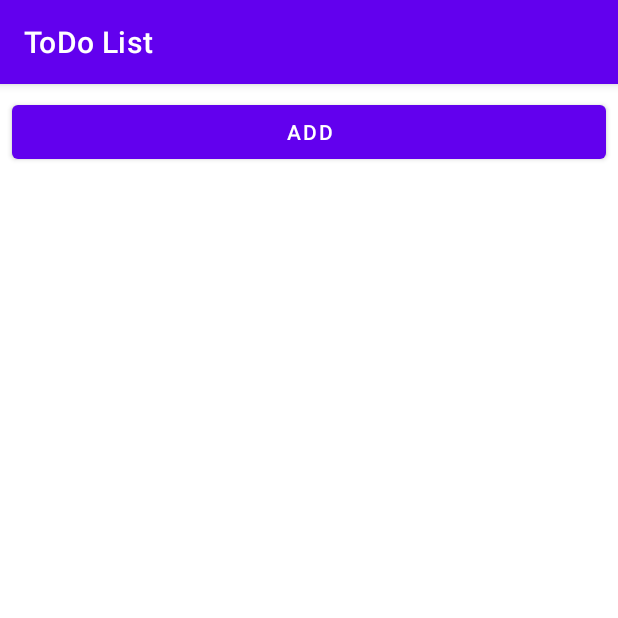
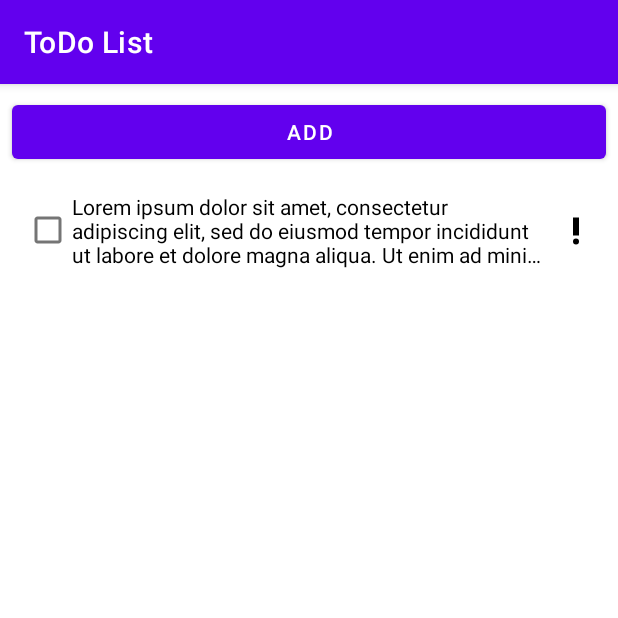
Before and after one commit to humolang/android-todo-list, an Android app: the screen it shows after launch (MainActivity), after a tap on "ADD", on a phone screen of 412 x 824 dp, the top half of it. Run offline under Robolectric (Android 15) with nearby library versions, the phone set to English and light mode, and no system bars; our stand-ins replace Room's generated code.

Commit message:
Observable todoItems list

```diff
--- a/app/build.gradle
+++ b/app/build.gradle
@@ -1,6 +1,7 @@
 plugins {
     id 'com.android.application'
     id 'org.jetbrains.kotlin.android'
+    id 'kotlin-kapt'
 }
 
 android {
@@ -45,7 +46,7 @@ dependencies {
     implementation 'org.jetbrains.kotlinx:kotlinx-coroutines-android:1.6.1'
     implementation 'androidx.room:room-runtime:2.4.3'
     implementation 'androidx.room:room-ktx:2.4.3'
-    annotationProcessor 'androidx.room:room-compiler:2.4.3'
+    kapt 'androidx.room:room-compiler:2.4.3'
 
     testImplementation 'junit:junit:4.13.2'
     androidTestImplementation 'androidx.test.ext:junit:1.1.3'
--- a/app/src/main/AndroidManifest.xml
+++ b/app/src/main/AndroidManifest.xml
@@ -1,9 +1,11 @@
 <?xml version="1.0" encoding="utf-8"?>
-<manifest xmlns:android="http://schemas.android.com/apk/res/android"
+<manifest
+    xmlns:android="http://schemas.android.com/apk/res/android"
     xmlns:tools="http://schemas.android.com/tools"
     package="com.coriolang.todolist">
 
     <application
+        android:name="com.coriolang.todolist.TodoApplication"
         android:allowBackup="true"
         android:dataExtractionRules="@xml/data_extraction_rules"
         android:fullBackupContent="@xml/backup_rules"
@@ -14,7 +16,7 @@
         android:theme="@style/Theme.ToDoList"
         tools:targetApi="31">
         <activity
-            android:name=".MainActivity"
+            android:name="com.coriolang.todolist.MainActivity"
             android:exported="true">
             <intent-filter>
                 <action android:name="android.intent.action.MAIN" />
--- a/app/src/main/java/com/coriolang/todolist/MainActivity.kt
+++ b/app/src/main/java/com/coriolang/todolist/MainActivity.kt
@@ -1,5 +1,12 @@
 package com.coriolang.todolist
 
+import android.os.Bundle
 import androidx.appcompat.app.AppCompatActivity
 
-class MainActivity : AppCompatActivity(R.layout.activity_main)
+class MainActivity : AppCompatActivity() {
+
+    override fun onCreate(savedInstanceState: Bundle?) {
+        super.onCreate(savedInstanceState)
+        setContentView(R.layout.activity_main)
+    }
+}
--- /dev/null
+++ b/app/src/main/java/com/coriolang/todolist/TodoApplication.kt
@@ -0,0 +1,9 @@
+package com.coriolang.todolist
+
+import android.app.Application
+import com.coriolang.todolist.data.TodoDatabase
+
+class TodoApplication : Application() {
+
+    val database: TodoDatabase by lazy { TodoDatabase.getDatabase(this) }
+}
--- a/app/src/main/java/com/coriolang/todolist/data/TodoDatabase.kt
+++ b/app/src/main/java/com/coriolang/todolist/data/TodoDatabase.kt
@@ -4,8 +4,10 @@ import android.content.Context
 import androidx.room.Database
 import androidx.room.Room
 import androidx.room.RoomDatabase
+import com.coriolang.todolist.data.todoItem.TodoItem
+import com.coriolang.todolist.data.todoItem.TodoItemDao
 
-@Database(entities = [TodoItem::class], version = 1)
+@Database(entities = arrayOf(TodoItem::class), version = 1, exportSchema = false)
 abstract class TodoDatabase : RoomDatabase() {
 
     abstract fun todoItemDao(): TodoItemDao
@@ -16,16 +18,33 @@ abstract class TodoDatabase : RoomDatabase() {
         private var INSTANCE: TodoDatabase? = null
 
         fun getDatabase(context: Context): TodoDatabase {
-            return INSTANCE ?: synchronized(this) {
-                val instance = Room.databaseBuilder(
-                    context,
-                    TodoDatabase::class.java,
-                    "todo_database")
-                    .build()
-                INSTANCE = instance
+            synchronized(this) {
+                var instance = INSTANCE
 
-                instance
+                if (instance == null) {
+                    instance = Room.databaseBuilder(
+                        context.applicationContext,
+                        TodoDatabase::class.java,
+                        "todo_database")
+                        .fallbackToDestructiveMigration()
+                        .build()
+                    INSTANCE = instance
+                }
+
+                return instance
             }
+
+//            return INSTANCE ?: synchronized(this) {
+//                val instance = Room.databaseBuilder(
+//                    context,
+//                    TodoDatabase::class.java,
+//                    "todo_database")
+//                    .fallbackToDestructiveMigration()
+//                    .build()
+//                INSTANCE = instance
+//
+//                instance
+//            }
         }
     }
 }
--- a/app/src/main/java/com/coriolang/todolist/data/TodoItemsRepository.kt
+++ /dev/null
@@ -1,42 +0,0 @@
-package com.coriolang.todolist.data
-
-import java.util.*
-
-class TodoItemsRepository {
-
-    private val _todoItems = mutableListOf<TodoItem>(
-        TodoItem("1", "text1", Importance.NORMAL, 0L, true, Date().time, 0L),
-        TodoItem("2",
-            "hey text2text2 text2text2 text2text2 text2text2 text2text2 text2text2 text2text2" +
-                    " text2text2 text2text2 text2text2 text2text2 text2text2 text2text2 text2text2" +
-                    " text2text2 text2text2 text2text2 text2text2 text2text2 text2text2 text2text2" +
-                    " text2text2 text2text2 text2text2 text2text2 text2text2 text2text2 text2text2" +
-                    " text2text2 text2text2 text2text2 text2text2 text2text2 text2text2 text2text2" +
-                    " text2text2 text2text2 text2text2 text2text2 text2text2 text2text2 text2text2",
-            Importance.NORMAL, 0L, false, Date().time, 0L),
-        TodoItem("3", "text3", Importance.LOW, 0L, true, Date().time, 0L),
-        TodoItem("4", "text4", Importance.LOW, 0L, true, Date().time, 0L),
-        TodoItem("5", "text5", Importance.HIGH, 0L, true, Date().time, 0L),
-        TodoItem("6", "text6", Importance.HIGH, 0L, false, Date().time, 0L),
-        TodoItem("7", "text7", Importance.HIGH, 0L, false, Date().time, 0L),
-        TodoItem("8", "text8", Importance.NORMAL, 0L, false, Date().time, 0L),
-        TodoItem("9", "text9", Importance.NORMAL, 0L, true, Date().time, 0L),
-        TodoItem("10", "text10", Importance.LOW, 0L, false, Date().time, 0L),
-        TodoItem("11", "text11", Importance.LOW, 0L, true, Date().time, 0L),
-        TodoItem("12", "text12", Importance.NORMAL, 0L, false, Date().time, 0L),
-        TodoItem("13", "text13", Importance.HIGH, 0L, true, Date().time, 0L),
-        TodoItem("14", "text14", Importance.HIGH, 0L, false, Date().time, 0L),
-        TodoItem("15", "text15", Importance.NORMAL, 0L, false, Date().time, 0L),
-        TodoItem("16", "text16", Importance.LOW, 0L, true, Date().time, 0L),
-        TodoItem("17", "text17", Importance.LOW, 0L, true, Date().time, 0L),
-        TodoItem("18", "text18", Importance.NORMAL, 0L, true, Date().time, 0L),
-        TodoItem("19", "text19", Importance.HIGH, 0L, true, Date().time, 0L),
-        TodoItem("20", "text20", Importance.NORMAL, 0L, false, Date().time, 0L),
-    )
-    val todoItems: List<TodoItem>
-        get() = _todoItems
-
-    fun addItem(todoItem: TodoItem) {
-        _todoItems.add(todoItem)
-    }
-}
--- a/app/src/main/java/com/coriolang/todolist/data/Importance.kt
+++ b/app/src/main/java/com/coriolang/todolist/data/todoItem/Importance.kt
@@ -1,4 +1,4 @@
-package com.coriolang.todolist.data
+package com.coriolang.todolist.data.todoItem
 
 enum class Importance {
 
--- /dev/null
+++ b/app/src/main/java/com/coriolang/todolist/data/todoItem/TodoItem.kt
@@ -0,0 +1,17 @@
+package com.coriolang.todolist.data.todoItem
+
+import androidx.annotation.NonNull
+import androidx.room.ColumnInfo
+import androidx.room.Entity
+import androidx.room.PrimaryKey
+
+@Entity(tableName = "todo_items")
+data class TodoItem(
+    @PrimaryKey(autoGenerate = true) val id: Int = 0,
+    @NonNull val text: String,
+    @NonNull val importance: Importance,
+    @NonNull @ColumnInfo(name = "is_completed") val isCompleted: Boolean,
+    @NonNull @ColumnInfo(name = "creation_date") val creationDate: Long = System.currentTimeMillis(),
+    @ColumnInfo(name = "deadline_date") val deadlineDate: Long = 0L,
+    @ColumnInfo(name = "modification_date") val modificationDate: Long = 0L
+)
--- /dev/null
+++ b/app/src/main/java/com/coriolang/todolist/data/todoItem/TodoItemDao.kt
@@ -0,0 +1,14 @@
+package com.coriolang.todolist.data.todoItem
+
+import androidx.room.*
+import kotlinx.coroutines.flow.Flow
+
+@Dao
+interface TodoItemDao {
+
+    @Insert(onConflict = OnConflictStrategy.REPLACE)
+    suspend fun insert(vararg todoItems: TodoItem)
+
+    @Query("select * from todo_items order by creation_date asc")
+    fun findAll(): Flow<List<TodoItem>>
+}
--- a/app/src/main/java/com/coriolang/todolist/ui/TodoListAdapter.kt
+++ b/app/src/main/java/com/coriolang/todolist/ui/TodoListAdapter.kt
@@ -7,8 +7,8 @@ import androidx.recyclerview.widget.ListAdapter
 import androidx.recyclerview.widget.RecyclerView
 import com.coriolang.todolist.R
 import com.coriolang.todolist.databinding.ItemTodoBinding
-import com.coriolang.todolist.data.Importance
-import com.coriolang.todolist.data.TodoItem
+import com.coriolang.todolist.data.todoItem.Importance
+import com.coriolang.todolist.data.todoItem.TodoItem
 
 class TodoListAdapter :
     ListAdapter<TodoItem, TodoListAdapter.TodoItemViewHolder>(DiffCallback) {
--- a/app/src/main/java/com/coriolang/todolist/ui/TodoListFragment.kt
+++ b/app/src/main/java/com/coriolang/todolist/ui/TodoListFragment.kt
@@ -5,13 +5,15 @@ import androidx.fragment.app.Fragment
 import android.view.LayoutInflater
 import android.view.View
 import android.view.ViewGroup
+import androidx.fragment.app.activityViewModels
+import androidx.lifecycle.lifecycleScope
 import androidx.recyclerview.widget.LinearLayoutManager
 import com.coriolang.todolist.R
+import com.coriolang.todolist.TodoApplication
 import com.coriolang.todolist.databinding.FragmentTodoListBinding
-import com.coriolang.todolist.data.Importance
-import com.coriolang.todolist.data.TodoItem
-import com.coriolang.todolist.data.TodoItemsRepository
-import java.util.*
+import com.coriolang.todolist.viewmodels.TodoListViewModel
+import com.coriolang.todolist.viewmodels.TodoListViewModelFactory
+import kotlinx.coroutines.launch
 
 class TodoListFragment : Fragment(R.layout.fragment_todo_list) {
 
@@ -19,7 +21,11 @@ class TodoListFragment : Fragment(R.layout.fragment_todo_list) {
     private val binding
         get() = _binding!!
 
-    private val repository = TodoItemsRepository()
+    private val viewModel: TodoListViewModel by activityViewModels {
+        TodoListViewModelFactory(
+            (activity?.application as TodoApplication).database.todoItemDao()
+        )
+    }
 
     override fun onCreateView(
         inflater: LayoutInflater,
@@ -39,26 +45,14 @@ class TodoListFragment : Fragment(R.layout.fragment_todo_list) {
         recyclerView.layoutManager = LinearLayoutManager(context)
         recyclerView.adapter = adapter
 
-        adapter.submitList(repository.todoItems)
+        lifecycleScope.launch {
+            viewModel.allTodoItems().collect() {
+                adapter.submitList(it)
+            }
+        }
 
         binding.buttonAddItem.setOnClickListener {
-            val id = (repository.todoItems.size + 1).toString()
-            val text = "text$id"
-            val importance = Importance.LOW
-            val idCompleted = true
-
-            val todoItem = TodoItem(
-                id,
-                text,
-                importance,
-                0L,
-                idCompleted,
-                Date().time,
-                0L
-            )
-
-            repository.addItem(todoItem)
-            adapter.notifyItemInserted(repository.todoItems.size - 1)
+            viewModel.insertTodoItem()
         }
     }
 
--- a/app/src/main/java/com/coriolang/todolist/viewmodels/TodoListViewModel.kt
+++ b/app/src/main/java/com/coriolang/todolist/viewmodels/TodoListViewModel.kt
@@ -1,10 +1,33 @@
 package com.coriolang.todolist.viewmodels
 
 import androidx.lifecycle.ViewModel
-import com.coriolang.todolist.data.TodoItem
-import com.coriolang.todolist.data.TodoItemDao
+import androidx.lifecycle.viewModelScope
+import com.coriolang.todolist.data.todoItem.Importance
+import com.coriolang.todolist.data.todoItem.TodoItem
+import com.coriolang.todolist.data.todoItem.TodoItemDao
+import kotlinx.coroutines.flow.Flow
+import kotlinx.coroutines.launch
 
 class TodoListViewModel(private val todoItemDao: TodoItemDao) : ViewModel() {
 
-    fun allTodoItems(): List<TodoItem> = todoItemDao.getAll()
+    fun insertTodoItem() {
+        val todoItem = TodoItem(
+            text = "Lorem ipsum dolor sit amet, consectetur adipiscing elit, " +
+                    "sed do eiusmod tempor incididunt ut labore et dolore magna " +
+                    "aliqua. Ut enim ad minim veniam, quis nostrud exercitation " +
+                    "ullamco laboris nisi ut aliquip ex ea commodo consequat. " +
+                    "Duis aute irure dolor in reprehenderit in voluptate velit " +
+                    "esse cillum dolore eu fugiat nulla pariatur. Excepteur sint " +
+                    "occaecat cupidatat non proident, sunt in culpa qui officia " +
+                    "deserunt mollit anim id est laborum.",
+            importance = Importance.NORMAL,
+            isCompleted = false
+        )
+
+        viewModelScope.launch {
+            todoItemDao.insert(todoItem)
+        }
+    }
+
+    fun allTodoItems(): Flow<List<TodoItem>> = todoItemDao.findAll()
 }
--- a/app/src/main/java/com/coriolang/todolist/viewmodels/TodoListViewModelFactory.kt
+++ b/app/src/main/java/com/coriolang/todolist/viewmodels/TodoListViewModelFactory.kt
@@ -2,7 +2,7 @@ package com.coriolang.todolist.viewmodels
 
 import androidx.lifecycle.ViewModel
 import androidx.lifecycle.ViewModelProvider
-import com.coriolang.todolist.data.TodoItemDao
+import com.coriolang.todolist.data.todoItem.TodoItemDao
 
 class TodoListViewModelFactory(
     private val todoItemDao: TodoItemDao
@@ -10,6 +10,7 @@ class TodoListViewModelFactory(
 
     override fun <T : ViewModel> create(modelClass: Class<T>): T {
         if (modelClass.isAssignableFrom(TodoListViewModel::class.java)) {
+            @Suppress("UNCHECKED_CAST")
             return TodoListViewModel(todoItemDao) as T
         }
 
```
Also changed, not shown: app/src/main/java/com/coriolang/todolist/data/TodoItem.kt (deleted, +0 -17 lines), app/src/main/java/com/coriolang/todolist/data/TodoItemDao.kt (deleted, +0 -11 lines).
